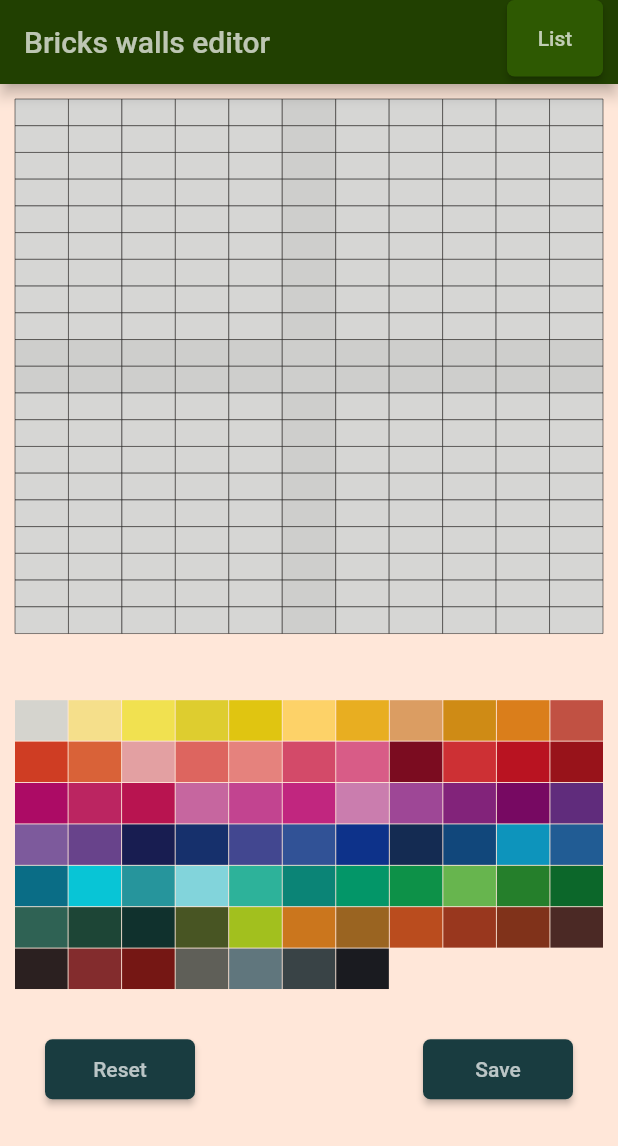
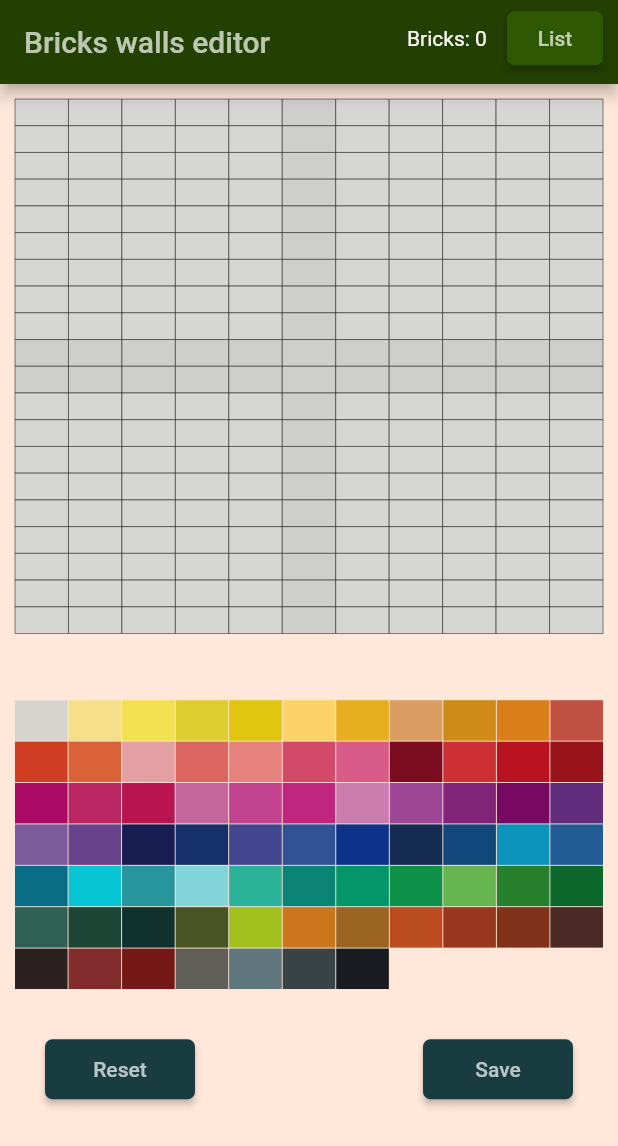
Before and after one commit to milos-73/grid_maker_bricks, a Flutter app: the screen it shows after launch, on a phone screen of 412 x 824 dp. Shown: the top 1146 px of the screen. Run offline on Flutter 3.47's test engine with Material 2 defaults, Android fonts, the phone set to English and light mode, and no system bars; our stand-ins replace font_awesome_flutter, share_plus, shared_preferences.

Commit message:
Pokus o implementáciu počítadla tehličiek;

```diff
--- a/lib/edit_wall.dart
+++ b/lib/edit_wall.dart
@@ -30,7 +30,6 @@ class _EditWallState extends State<EditWall> {
   Future<List?> getWallColors(int? wallNumber) async {
     SharedPreferences prefs = await SharedPreferences.getInstance();
     colorsNumbers = jsonDecode(prefs.getString('wall$wallNumber') ?? '');
-    print('COLOR NUMBERS>${colorsNumbers}');
     return colorsNumbers;
   }
 
--- a/lib/grid_items.dart
+++ b/lib/grid_items.dart
@@ -42,6 +42,7 @@ class _ItemTileState extends State<ItemTile> {
       onTap: () {
         setState(() {_color = !_color!;});
         brickWalls.addBrickTypeToList(context, widget.itemNo);
+        brickWalls.countNumberOfBricks(context);
       },
     );
   }
--- a/lib/main.dart
+++ b/lib/main.dart
@@ -48,8 +48,14 @@ class _MyHomePageState extends State<MyHomePage> {
       appBar: AppBar(actions: [
         Padding(
           padding: const EdgeInsets.only(right: 10,bottom: 5),
-          child: ElevatedButton(onPressed: (){Navigator.push(context, MaterialPageRoute(builder: (context) => const ListWalls()));},
-              style: ElevatedButton.styleFrom(shape: RoundedRectangleBorder(borderRadius: BorderRadius.circular(5)),backgroundColor: HexColor(('#2E5902'))),child: const Text('List', style: TextStyle(color: Colors.white70),)),
+          child: Row(
+            children: [
+              Text('Bricks: ${Provider.of<BrickColorNumber>(context, listen: false).bricksCount} '),
+              const SizedBox(width: 10,),
+              ElevatedButton(onPressed: (){Navigator.push(context, MaterialPageRoute(builder: (context) => const ListWalls()));},
+                  style: ElevatedButton.styleFrom(shape: RoundedRectangleBorder(borderRadius: BorderRadius.circular(5)),backgroundColor: HexColor(('#2E5902'))),child: const Text('List', style: TextStyle(color: Colors.white70),)),
+            ],
+          ),
         )
       ],
         title: Text(widget.title,style: const TextStyle(color: Colors.white70),),
--- a/lib/walls.dart
+++ b/lib/walls.dart
@@ -169,4 +169,10 @@ class BrickWalls {
     editedBrickList = editedList ?? [];
   }
 
+  Future<void> countNumberOfBricks(context) async {
+    print(brickList.where((element) => element !=0).length);
+
+    Provider.of<BrickColorNumber>(context, listen: false).countBricks(brickList.where((element) => element !=0).length);
+  }
+
 }
```
Also changed, not shown: lib/provider_color.dart (+10 -0 lines), pubspec.lock.
